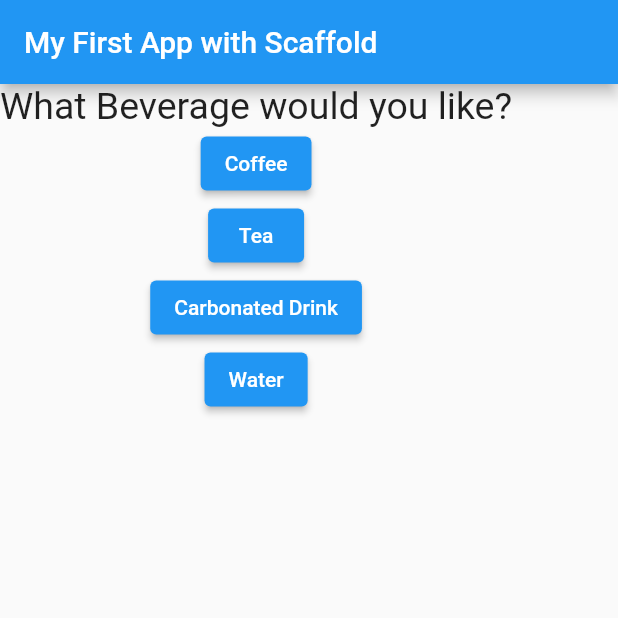
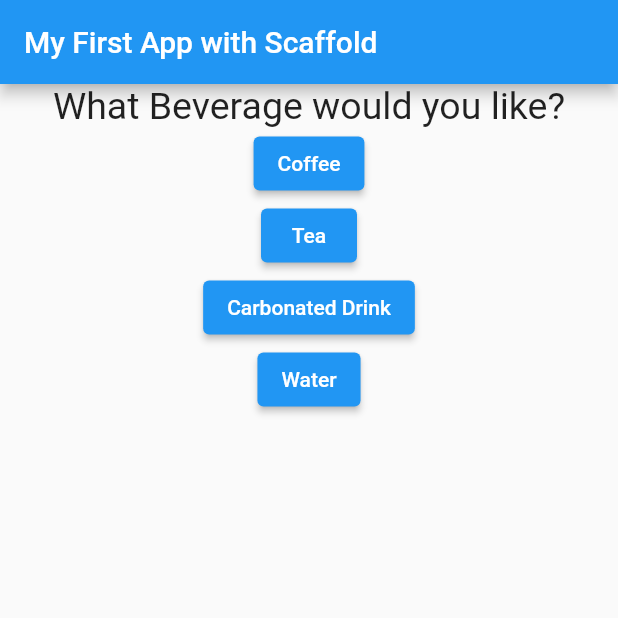
Before and after one commit to kali-dass/flutter_my_app_v2, a Flutter app: the screen it shows after launch, on a phone screen of 412 x 824 dp, the top half of it. Run offline on Flutter 3.47's test engine with Material 2 defaults, Android fonts, the phone set to English and light mode, and no system bars.

Commit message:
Using container widget

```diff
--- a/lib/question.dart
+++ b/lib/question.dart
@@ -7,10 +7,13 @@ class Question extends StatelessWidget {
 
   @override
   Widget build(BuildContext context) {
-    return Text(
-      questionText,
-      style: TextStyle(fontSize: 25),
-      textAlign: TextAlign.center,
+    return Container(
+      width: double.infinity,
+      child: Text(
+        questionText,
+        style: TextStyle(fontSize: 25),
+        textAlign: TextAlign.center,
+      ),
     );
   }
 }
```
